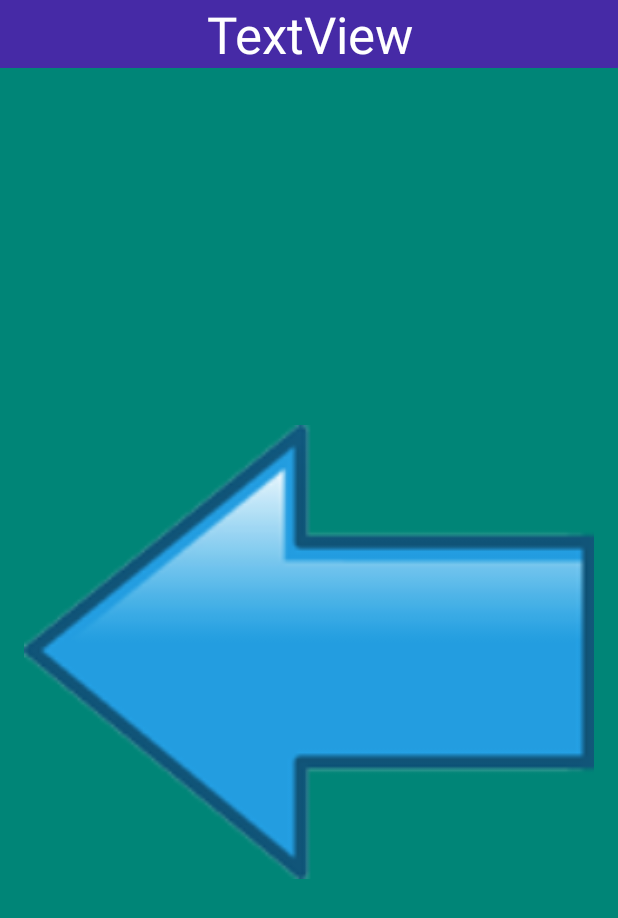
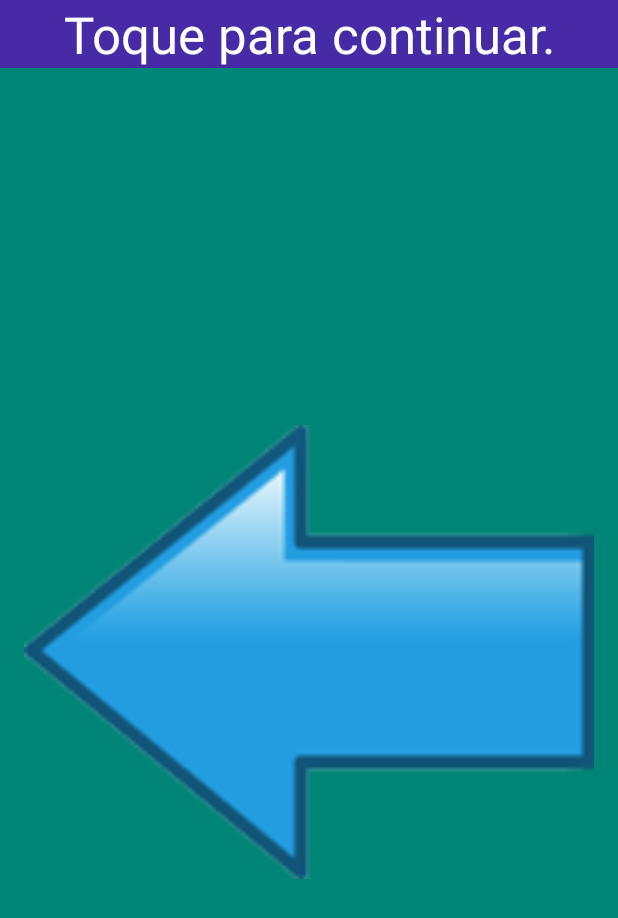
Before and after one commit to iarlenaquiles/AeroportoApp, an Android app: the screen it shows after launch (MainActivity), on a phone screen of 412 x 824 dp. Shown: the top 918 px of the screen. Run offline under Robolectric (Android 15) with nearby library versions, the phone set to English and light mode, and no system bars.

Commit message:
Definindo os ids dos componentes e iniciando na main

```diff
--- a/app/src/main/java/com/tecnologia/aquiles/aeroportoapp/MainActivity.java
+++ b/app/src/main/java/com/tecnologia/aquiles/aeroportoapp/MainActivity.java
@@ -3,12 +3,22 @@ package com.tecnologia.aquiles.aeroportoapp;
 import android.app.Activity;
 import android.support.v7.app.AppCompatActivity;
 import android.os.Bundle;
+import android.widget.ImageView;
+import android.widget.TextView;
+
 
 public class MainActivity extends Activity {
+
+    ImageView image;
+    TextView texto;
 
     @Override
     protected void onCreate(Bundle savedInstanceState) {
         super.onCreate(savedInstanceState);
         setContentView(R.layout.activity_main);
+
+        image = findViewById(R.id.minhaImagem);
+        texto = findViewById(R.id.meuTexto);
+        texto.setText("Toque para continuar.");
     }
 }
--- a/app/src/main/res/layout/activity_main.xml
+++ b/app/src/main/res/layout/activity_main.xml
@@ -8,7 +8,7 @@
     android:background="@color/colorPrimary">
 
     <TextView
-        android:id="@+id/textView2"
+        android:id="@+id/meuTexto"
         android:layout_width="0dp"
         android:layout_height="wrap_content"
         android:background="@color/ic_launcher_background"
@@ -22,7 +22,7 @@
         app:layout_constraintTop_toTopOf="parent" />
 
     <ImageView
-        android:id="@+id/imageView"
+        android:id="@+id/minhaImagem"
         android:layout_width="0dp"
         android:layout_height="0dp"
         android:layout_marginStart="16dp"
@@ -33,6 +33,6 @@
         app:layout_constraintBottom_toBottomOf="parent"
         app:layout_constraintEnd_toEndOf="parent"
         app:layout_constraintStart_toStartOf="parent"
-        app:layout_constraintTop_toBottomOf="@+id/textView2" />
+        app:layout_constraintTop_toBottomOf="@+id/meuTexto" />
 
 </android.support.constraint.ConstraintLayout>
```
